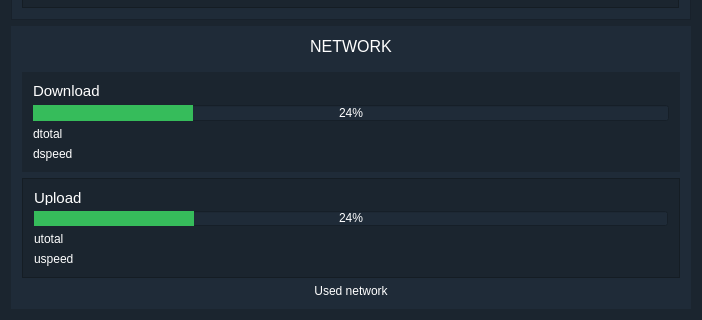
Qt form app/dashboard/info/sysinfo.ui (rahmanshaber/corebox) before a commit; both pictures show x 0 to 702 and y 326 to 646 of the 702 by 646 pixel window.
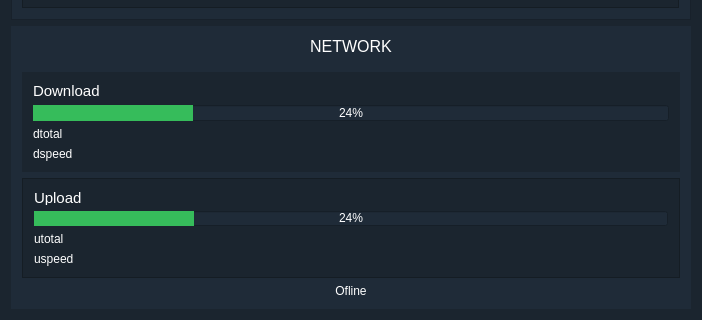
The same form after that commit.

Diff of the .ui file:
```diff
--- a/app/dashboard/info/sysinfo.ui
+++ b/app/dashboard/info/sysinfo.ui
@@ -369,7 +369,7 @@
       <item>
        <widget class="QLabel" name="usedN">
         <property name="text">
-         <string>Used network</string>
+         <string>Ofline</string>
         </property>
         <property name="alignment">
          <set>Qt::AlignCenter</set>
```
